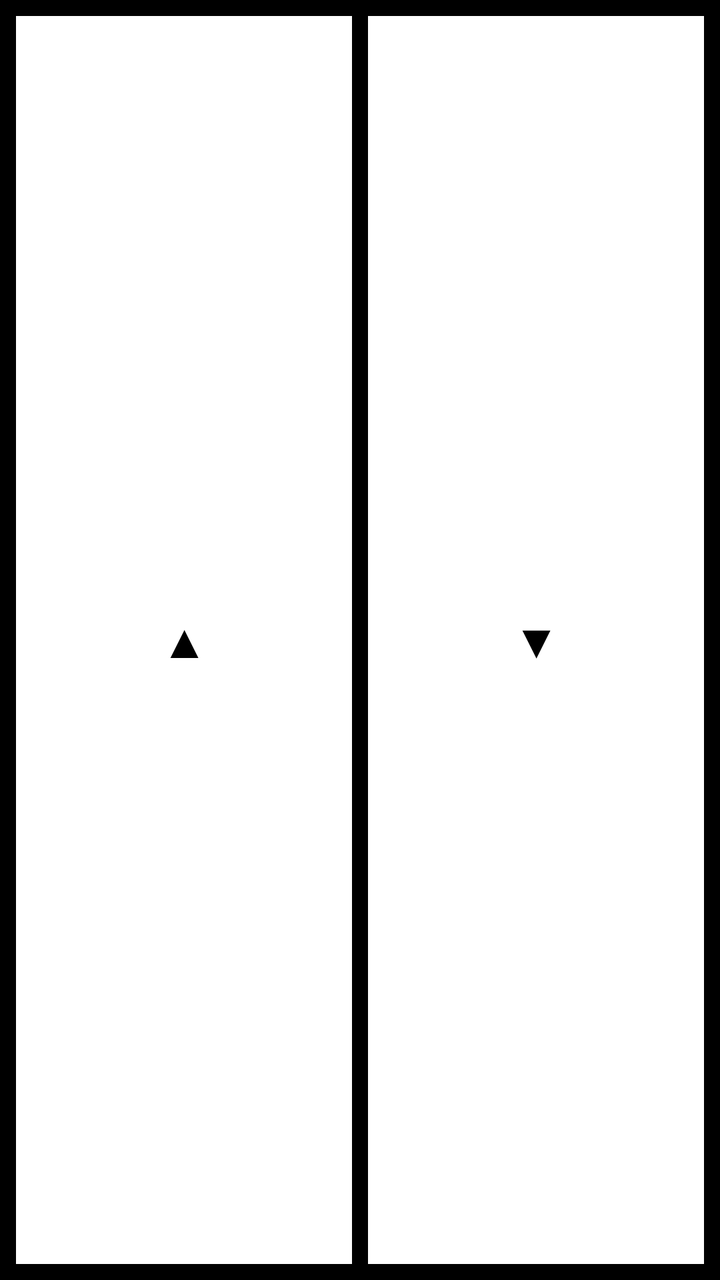
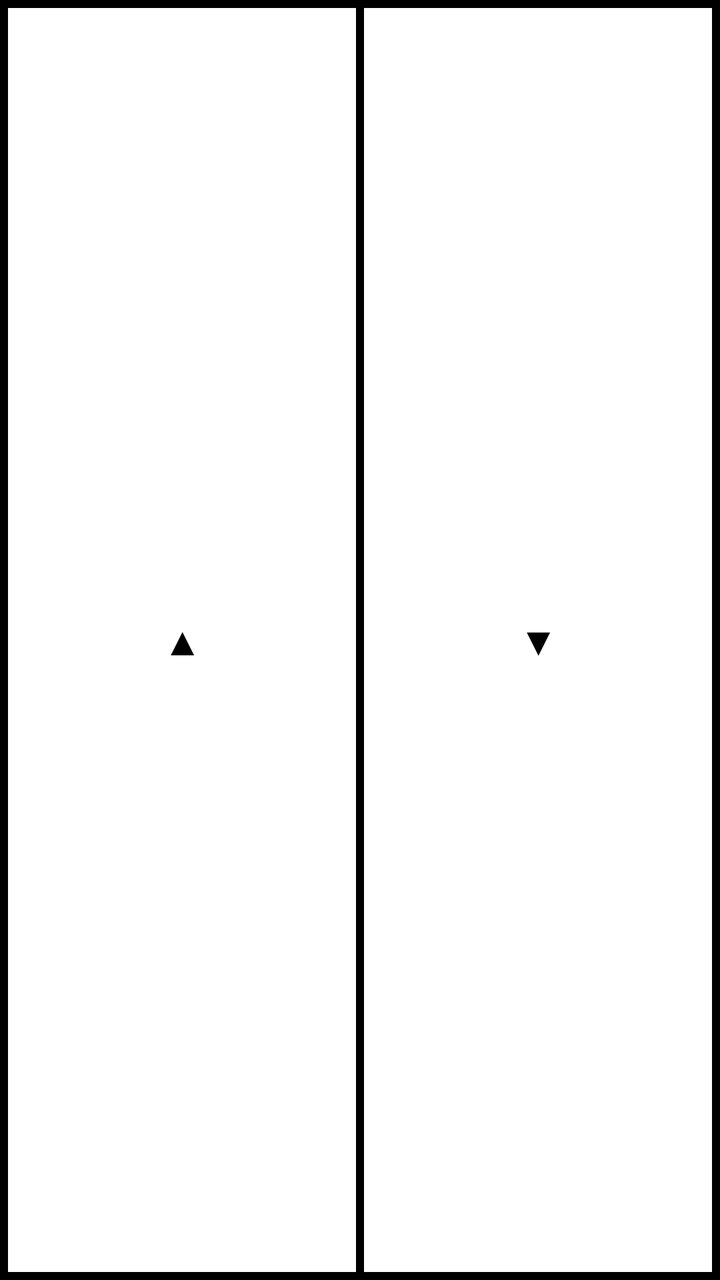

Screens rendered from an Android XML layout before and after an edit, with the pre-edit source and the edit as a unified diff.
<!-- AndroidManifest.xml: application theme Theme.Hive -->
<!-- res/layout/hive_widget.xml -->
<?xml version="1.0" encoding="utf-8"?>
<LinearLayout xmlns:android="http://schemas.android.com/apk/res/android"
    android:layout_width="match_parent"
    android:layout_height="64dp"
    android:orientation="horizontal"
    android:background="#000000"
    android:padding="8dp">

    <TextView
        android:id="@+id/btn_up"
        android:layout_width="0dp"
        android:layout_height="match_parent"
        android:layout_weight="1"
        android:background="#FFFFFF"
        android:gravity="center"
        android:text="▲"
        android:textColor="#000000"
        android:textSize="24sp" />

    <View
        android:layout_width="8dp"
        android:layout_height="match_parent"
        android:background="#000000" />

    <TextView
        android:id="@+id/btn_down"
        android:layout_width="0dp"
        android:layout_height="match_parent"
        android:layout_weight="1"
        android:background="#FFFFFF"
        android:gravity="center"
        android:text="▼"
        android:textColor="#000000"
        android:textSize="24sp" />

</LinearLayout>
<!-- resources referenced by this layout -->
<resources>
  <style name="Theme.Hive" parent="android:Theme.Material.Light.NoActionBar" />
</resources>

<!-- the commit's change to res/layout/hive_widget.xml (unified diff, before → after) -->
@@ -1,10 +1,10 @@
 <?xml version="1.0" encoding="utf-8"?>
 <LinearLayout xmlns:android="http://schemas.android.com/apk/res/android"
     android:layout_width="match_parent"
-    android:layout_height="64dp"
+    android:layout_height="40dp"
     android:orientation="horizontal"
     android:background="#000000"
-    android:padding="8dp">
+    android:padding="4dp">
 
     <TextView
         android:id="@+id/btn_up"
@@ -15,10 +15,10 @@
         android:gravity="center"
         android:text="▲"
         android:textColor="#000000"
-        android:textSize="24sp" />
+        android:textSize="20sp" />
 
     <View
-        android:layout_width="8dp"
+        android:layout_width="4dp"
         android:layout_height="match_parent"
         android:background="#000000" />
 
@@ -31,6 +31,6 @@
         android:gravity="center"
         android:text="▼"
         android:textColor="#000000"
-        android:textSize="24sp" />
+        android:textSize="20sp" />
 
 </LinearLayout>
